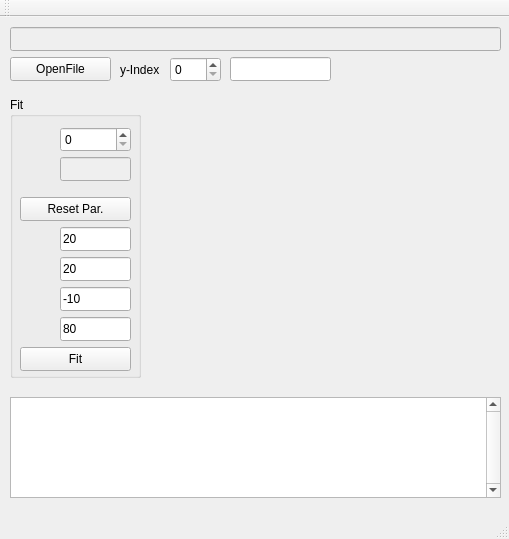
goluckyryan/nonLinearFit, file Analysis_UI/mainwindow.ui: the form before one commit.
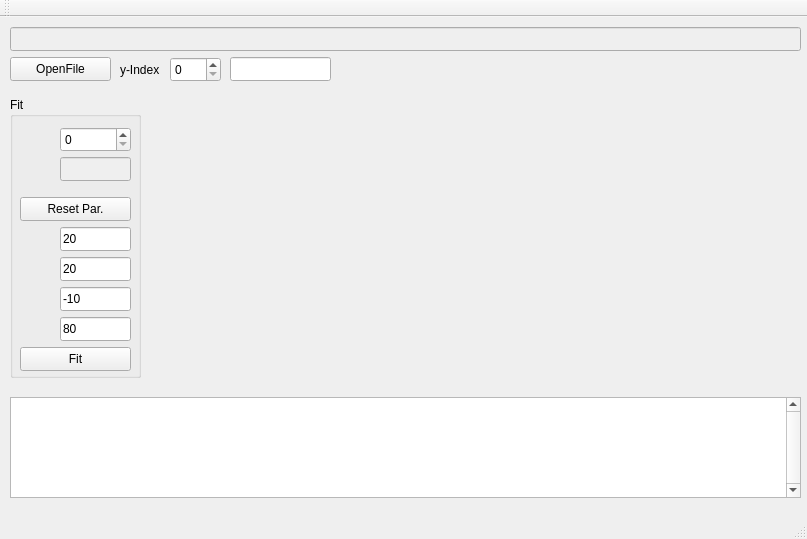
The form after the commit. Custom widgets are drawn as their Qt base class.

What changed in the file:
```diff
--- a/Analysis_UI/mainwindow.ui
+++ b/Analysis_UI/mainwindow.ui
@@ -6,7 +6,7 @@
    <rect>
     <x>0</x>
     <y>0</y>
-    <width>509</width>
+    <width>807</width>
     <height>539</height>
    </rect>
   </property>
@@ -19,7 +19,7 @@
      <rect>
       <x>150</x>
       <y>70</y>
-      <width>351</width>
+      <width>651</width>
       <height>301</height>
      </rect>
     </property>
@@ -29,7 +29,7 @@
      <rect>
       <x>10</x>
       <y>380</y>
-      <width>491</width>
+      <width>791</width>
       <height>101</height>
      </rect>
     </property>
@@ -68,7 +68,7 @@
      <rect>
       <x>10</x>
       <y>10</y>
-      <width>491</width>
+      <width>791</width>
       <height>24</height>
      </rect>
     </property>
```
Left out of the diff: 4 changed lines with no effect on the pictures.
